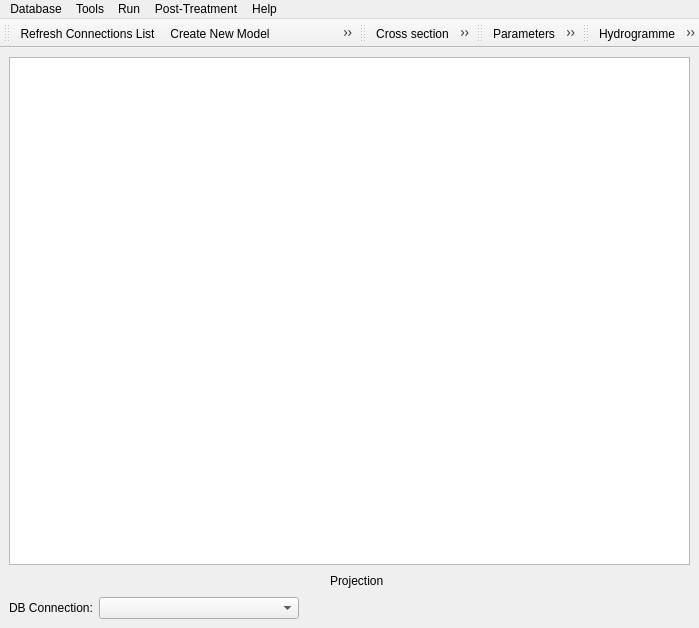
Above: ui/MascPlug_dialog_base.ui from Artelia/Mascaret before the change. Below: the same form after it.
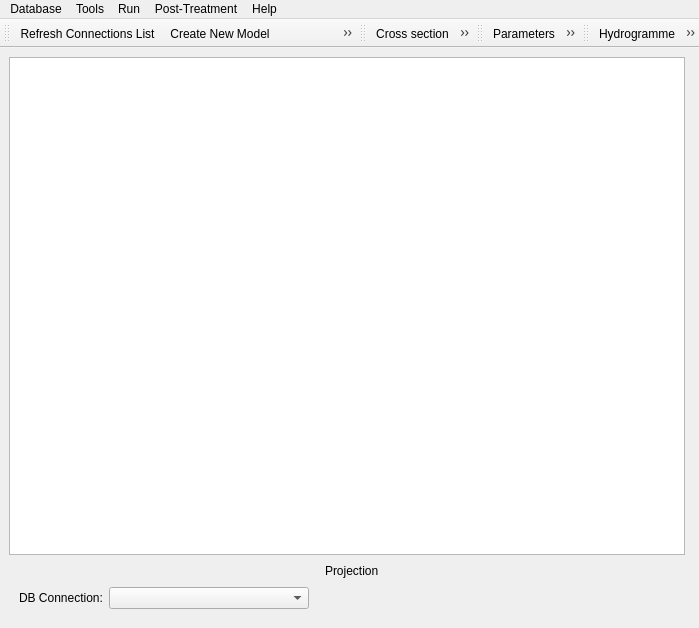
That is the form after the change. Icons and pictures are not drawn. Custom widgets are drawn as their Qt base class.

Diff of the .ui file:
```diff
--- a/ui/MascPlug_dialog_base.ui
+++ b/ui/MascPlug_dialog_base.ui
@@ -73,6 +73,12 @@
     </item>
     <item row="0" column="0">
      <widget class="QTextEdit" name="textEdit">
+      <property name="minimumSize">
+       <size>
+        <width>200</width>
+        <height>200</height>
+       </size>
+      </property>
       <property name="mouseTracking">
        <bool>false</bool>
       </property>
@@ -83,7 +89,7 @@
     </item>
     <item row="2" column="0">
      <layout class="QGridLayout" name="gridLayout">
-      <item row="0" column="1">
+      <item row="0" column="2">
        <widget class="QComboBox" name="connsCbo">
         <property name="minimumSize">
          <size>
@@ -93,7 +99,7 @@
         </property>
        </widget>
       </item>
-      <item row="0" column="2">
+      <item row="0" column="3">
        <spacer name="horizontalSpacer_2">
         <property name="orientation">
          <enum>Qt::Horizontal</enum>
@@ -106,15 +112,63 @@
         </property>
        </spacer>
       </item>
-      <item row="0" column="0">
+      <item row="0" column="1">
        <widget class="QLabel" name="labelCurDatabase">
         <property name="text">
          <string>DB Connection:</string>
         </property>
        </widget>
       </item>
+      <item row="0" column="0">
+       <spacer name="horizontalSpacer_3">
+        <property name="orientation">
+         <enum>Qt::Horizontal</enum>
+        </property>
+        <property name="sizeType">
+         <enum>QSizePolicy::Minimum</enum>
+        </property>
+        <property name="sizeHint" stdset="0">
+         <size>
+          <width>10</width>
+          <height>20</height>
+         </size>
+        </property>
+       </spacer>
+      </item>
      </layout>
     </item>
+    <item row="3" column="0">
+     <spacer name="verticalSpacer">
+      <property name="orientation">
+       <enum>Qt::Vertical</enum>
+      </property>
+      <property name="sizeType">
+       <enum>QSizePolicy::Fixed</enum>
+      </property>
+      <property name="sizeHint" stdset="0">
+       <size>
+        <width>20</width>
+        <height>10</height>
+       </size>
+      </property>
+     </spacer>
+    </item>
+    <item row="1" column="1">
+     <spacer name="horizontalSpacer_4">
+      <property name="orientation">
+       <enum>Qt::Horizontal</enum>
+      </property>
+      <property name="sizeType">
+       <enum>QSizePolicy::Minimum</enum>
+      </property>
+      <property name="sizeHint" stdset="0">
+       <size>
+        <width>5</width>
+        <height>5</height>
+       </size>
+      </property>
+     </spacer>
+    </item>
    </layout>
   </widget>
   <widget class="QMenuBar" name="menubar">
```
